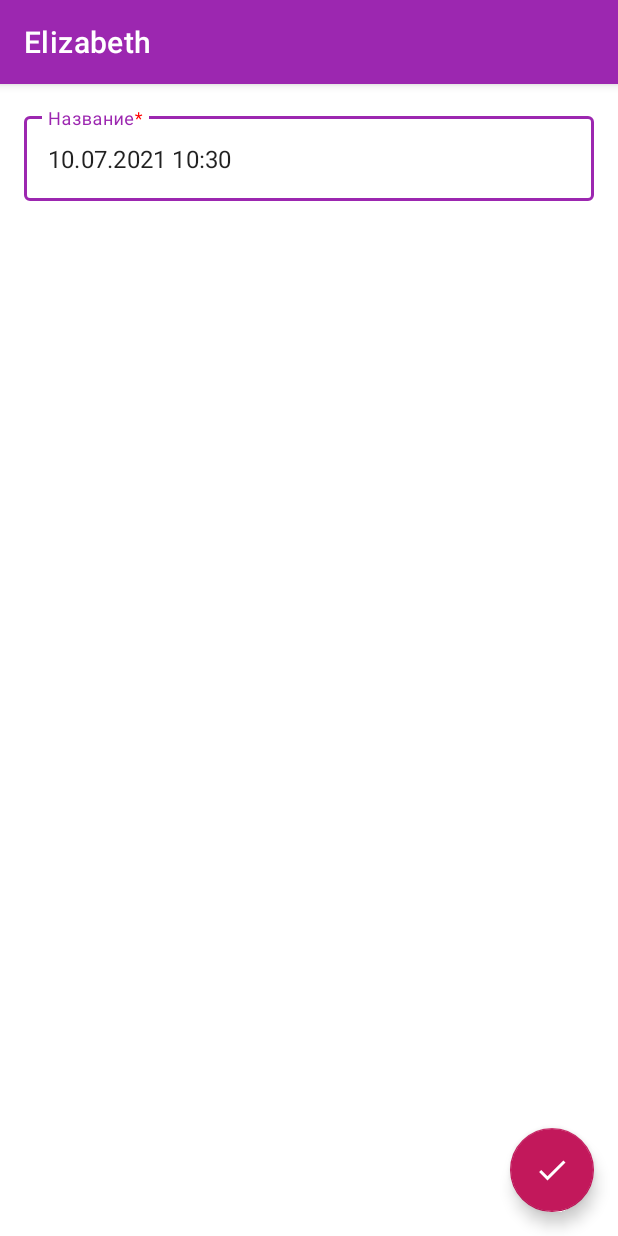
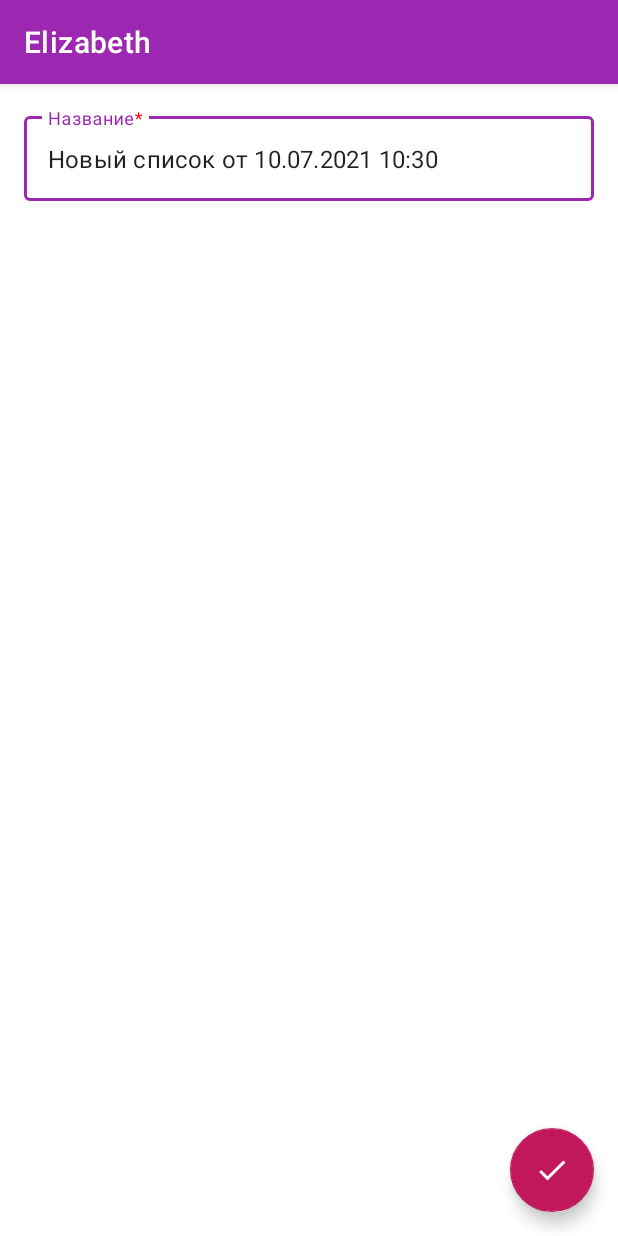
Before and after one commit to alexandr-omeluaniuk/elizabeth, an Android app: the fragment ShoppingListFormFragment shown on its own in the app's theme, on a phone screen of 412 x 824 dp. Run offline under Robolectric (Android 15) with nearby library versions, the phone set to English and light mode, and no system bars; our stand-ins replace data binding.

Commit message:
Form validation.

```diff
--- a/app/src/main/java/com/example/elizabeth/ui/shoppinglist/ShoppingListFormFragment.kt
+++ b/app/src/main/java/com/example/elizabeth/ui/shoppinglist/ShoppingListFormFragment.kt
@@ -9,6 +9,7 @@ import android.view.ViewGroup
 import androidx.fragment.app.Fragment
 import androidx.lifecycle.Observer
 import androidx.lifecycle.ViewModelProvider
+import com.example.elizabeth.R
 import com.example.elizabeth.databinding.FragmentShoppingListFormBinding
 import com.example.elizabeth.model.ShoppingList
 
@@ -29,7 +30,8 @@ class ShoppingListFormFragment : Fragment() {
         val root: View = binding.root
         viewModel = ViewModelProvider(this).get(ShoppingListFormViewModel::class.java)
         viewModel.list.observe(viewLifecycleOwner, Observer(fun(it: ShoppingList) {
-            binding.name.error = if (it.name.isNotEmpty()) null else "Required"
+            binding.name.error = if (it.name.isNotEmpty()) null
+                    else context?.resources?.getString(R.string.required_field)
         }))
         binding.vm = viewModel
         binding.lifecycleOwner = viewLifecycleOwner
--- a/app/src/main/java/com/example/elizabeth/ui/shoppinglist/ShoppingListFormViewModel.kt
+++ b/app/src/main/java/com/example/elizabeth/ui/shoppinglist/ShoppingListFormViewModel.kt
@@ -10,7 +10,8 @@ import java.util.*
 class ShoppingListFormViewModel : ViewModel() {
     val list: MutableLiveData<ShoppingList> by lazy {
         MutableLiveData<ShoppingList>(ShoppingList(
-            SimpleDateFormat("dd.MM.yyyy HH:mm", Locale.getDefault()).format(Date())
+            "Новый список от "
+                    + SimpleDateFormat("dd.MM.yyyy HH:mm", Locale.getDefault()).format(Date())
         ))
     }
     val valid = MediatorLiveData<Boolean>().apply {
--- a/app/src/main/res/values/strings.xml
+++ b/app/src/main/res/values/strings.xml
@@ -12,4 +12,6 @@
     <string name="menu_slideshow">Slideshow</string>
     <string name="shopping_list_form_name">Название<font color='#FF0000'>*</font></string>
     <string name="save_shopping_list">Save shopping list</string>
+
+    <string name="required_field">Обязательное поле</string>
 </resources>
```
